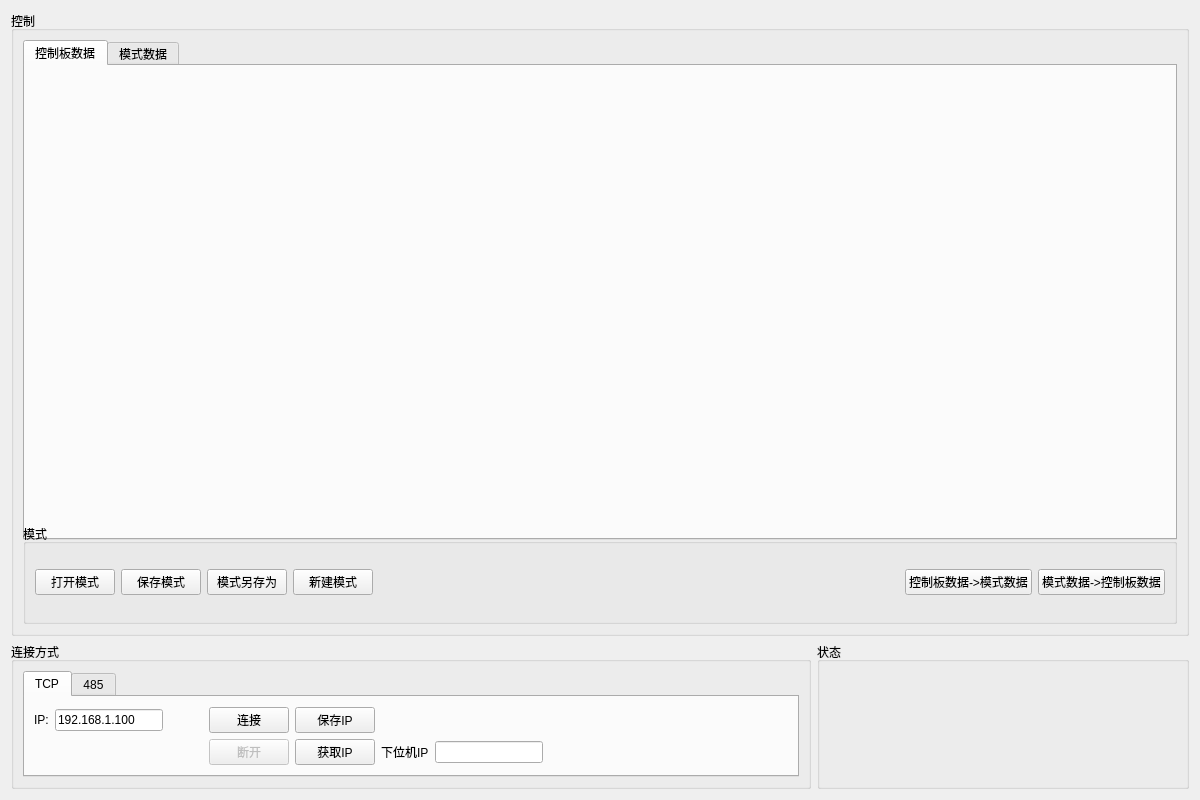
Qt form FlexControlSystem/FlexControlSystem/controlwidget.ui (SA-Dynamics/Outsourcing) before a commit.
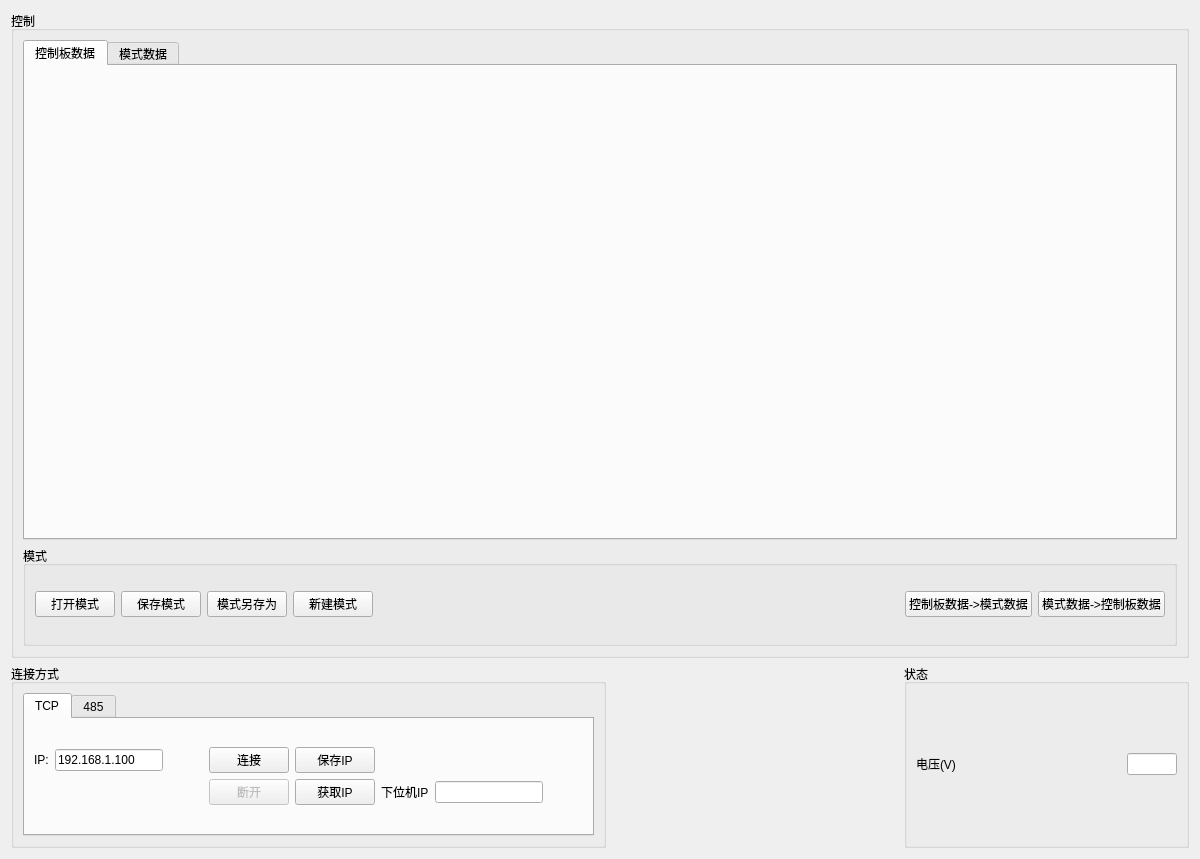
The same form after that commit.

```diff
--- a/FlexControlSystem/FlexControlSystem/controlwidget.ui
+++ b/FlexControlSystem/FlexControlSystem/controlwidget.ui
@@ -7,13 +7,13 @@
     <x>0</x>
     <y>0</y>
     <width>1200</width>
-    <height>800</height>
+    <height>859</height>
    </rect>
   </property>
   <property name="minimumSize">
    <size>
     <width>1200</width>
-    <height>600</height>
+    <height>800</height>
    </size>
   </property>
   <property name="maximumSize">
@@ -214,14 +214,7 @@
        </layout>
       </widget>
      </item>
-     <item row="1" column="1">
-      <widget class="QGroupBox" name="groupBox_3">
-       <property name="title">
-        <string>状态</string>
-       </property>
-      </widget>
-     </item>
-     <item row="0" column="0" colspan="2">
+     <item row="0" column="0" colspan="3">
       <widget class="QGroupBox" name="groupBox_2">
        <property name="minimumSize">
         <size>
@@ -362,6 +355,52 @@
        </layout>
       </widget>
      </item>
+     <item row="1" column="2">
+      <widget class="QGroupBox" name="groupBox_3">
+       <property name="title">
+        <string>状态</string>
+       </property>
+       <layout class="QGridLayout" name="gridLayout_18">
+        <item row="0" column="0">
+         <layout class="QGridLayout" name="gridLayout_17">
+          <item row="0" column="0">
+           <widget class="QLabel" name="label_4">
+            <property name="layoutDirection">
+             <enum>Qt::RightToLeft</enum>
+            </property>
+            <property name="text">
+             <string>电压(V)</string>
+            </property>
+           </widget>
+          </item>
+          <item row="0" column="1">
+           <widget class="QLineEdit" name="leVoltage">
+            <property name="maximumSize">
+             <size>
+              <width>50</width>
+              <height>16777215</height>
+             </size>
+            </property>
+           </widget>
+          </item>
+         </layout>
+        </item>
+       </layout>
+      </widget>
+     </item>
+     <item row="1" column="1">
+      <spacer name="horizontalSpacer_5">
+       <property name="orientation">
+        <enum>Qt::Horizontal</enum>
+       </property>
+       <property name="sizeHint" stdset="0">
+        <size>
+         <width>40</width>
+         <height>20</height>
+        </size>
+       </property>
+      </spacer>
+     </item>
     </layout>
    </item>
   </layout>
```
